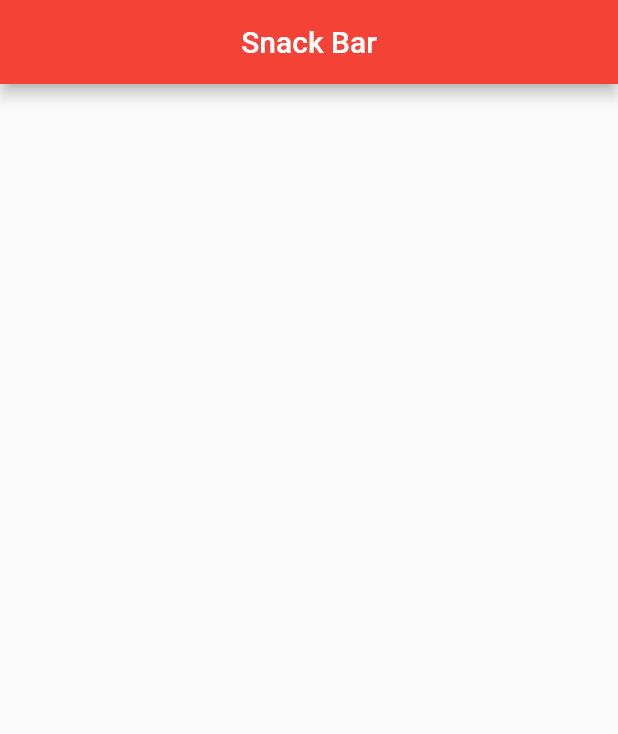
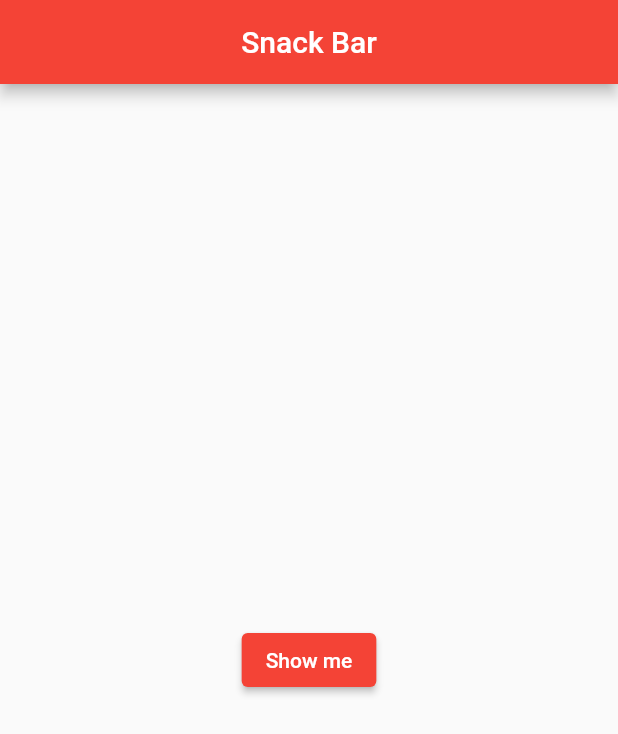
Before and after one commit to simon52g/flutter-study, a Flutter app: the screen it shows after launch, on a phone screen of 412 x 824 dp. Shown: the top 734 px of the screen. Run offline on Flutter 3.47's test engine with Material 2 defaults, Android fonts, the phone set to English and light mode, and no system bars.

Commit message:
main.dart 수정
Scaffold.of -> ScaffoldMessenger.of로 변경함

```diff
--- a/lib/main.dart
+++ b/lib/main.dart
@@ -9,10 +9,8 @@ class MyApp extends StatelessWidget {
   Widget build(BuildContext context) {
     return MaterialApp(
       title: 'Snack Bar',
-      theme: ThemeData(
-        primarySwatch: Colors.red
-      ),
-      home : Mypage()
+      theme: ThemeData(primarySwatch: Colors.red),
+      home: Mypage(),
     );
   }
 }
@@ -26,8 +24,24 @@ class Mypage extends StatelessWidget {
       appBar: AppBar(
         title: Text('Snack Bar'),
         centerTitle: true,
-
+      ),
+      body: Center(
+        child: ElevatedButton(
+          style: ElevatedButton.styleFrom(
+            backgroundColor: Colors.red, // Background color
+          ),
+          child: Text(
+            'Show me',
+            style: TextStyle(color: Colors.white),
+          ),
+          // color: Colors.red,
+          onPressed: () {
+            ScaffoldMessenger.of(context).showSnackBar(SnackBar(
+              content: Text('Hellow'),
+            ));
+          },
         ),
-      );
+      ),
+    );
   }
 }
```
